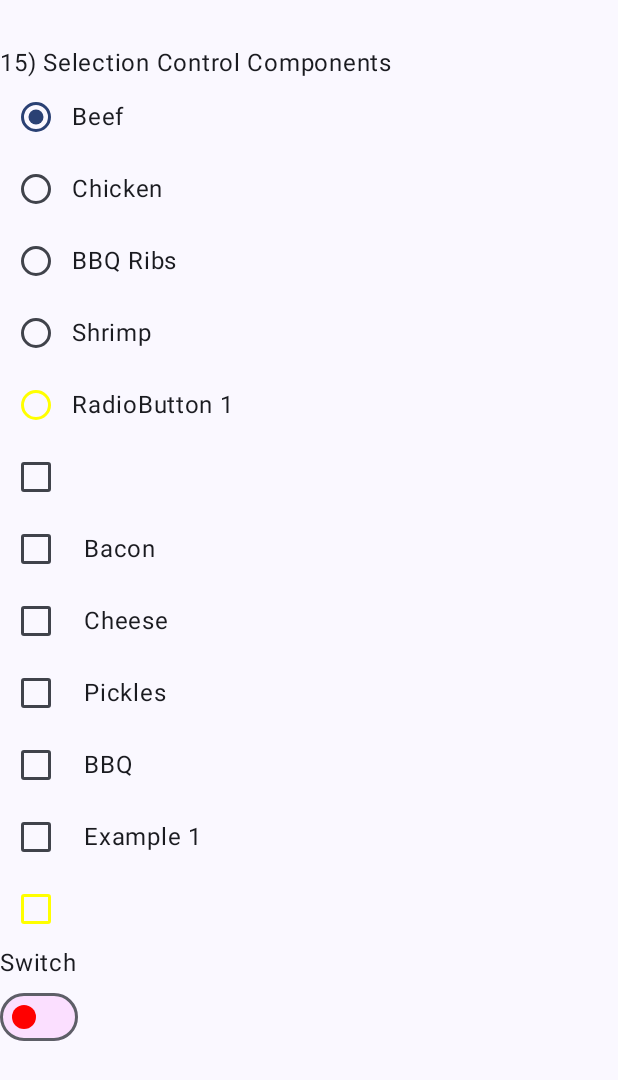
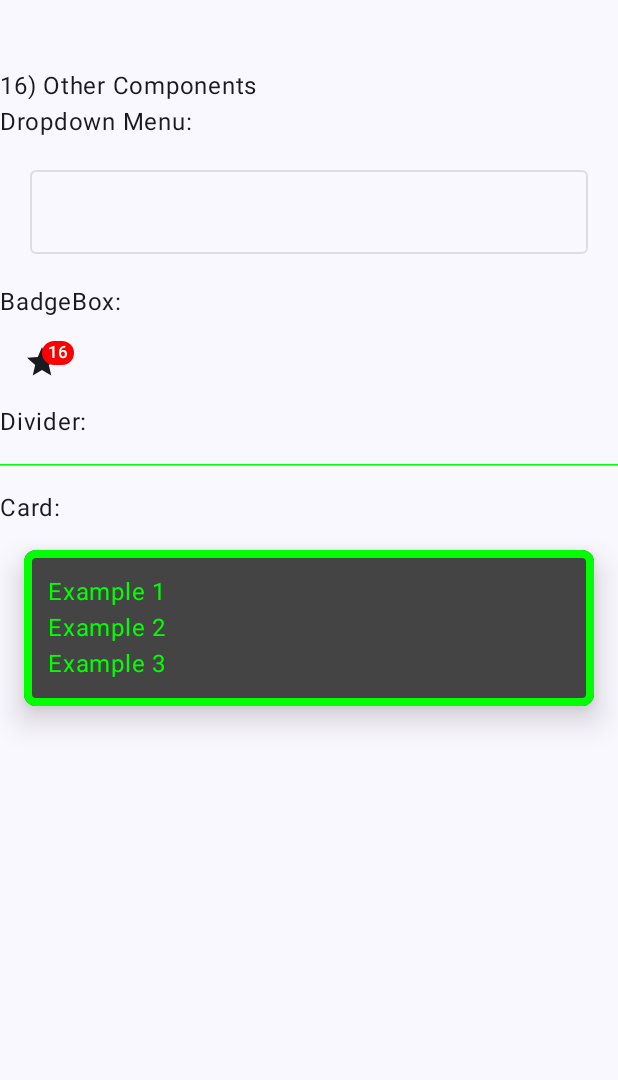
Before and after one commit to joshflugel/Jetpack-Compose-2025, an Android app built with Jetpack Compose: the screen it shows after launch (MainActivity), on a phone screen of 412 x 824 dp. Shown: the top 1080 px of the screen. Run offline under Robolectric (Android 15) with nearby library versions, the phone set to English and light mode, and no system bars.

Commit message:
16) Other Components: Card, BadgeBox, DropdownMenu

```diff
--- a/app/src/main/java/com/josh/compose/components/layout/Component_Others_16.kt
+++ b/app/src/main/java/com/josh/compose/components/layout/Component_Others_16.kt
@@ -1,3 +1,116 @@
 package com.josh.compose.components.layout
 
+import androidx.compose.foundation.BorderStroke
+import androidx.compose.foundation.clickable
+import androidx.compose.foundation.layout.Column
+import androidx.compose.foundation.layout.fillMaxWidth
+import androidx.compose.foundation.layout.padding
+import androidx.compose.foundation.layout.paddingFrom
+import androidx.compose.material.icons.Icons
+import androidx.compose.material.icons.filled.Star
+import androidx.compose.material3.Badge
+import androidx.compose.material3.BadgedBox
+import androidx.compose.material3.Card
+import androidx.compose.material3.CardDefaults
+import androidx.compose.material3.CardElevation
+import androidx.compose.material3.Divider
+import androidx.compose.material3.DropdownMenu
+import androidx.compose.material3.DropdownMenuItem
+import androidx.compose.material3.HorizontalDivider
+import androidx.compose.material3.Icon
+import androidx.compose.material3.MaterialTheme
+import androidx.compose.material3.OutlinedTextField
+import androidx.compose.material3.Text
+import androidx.compose.runtime.Composable
+import androidx.compose.runtime.getValue
+import androidx.compose.runtime.mutableIntStateOf
+import androidx.compose.runtime.mutableStateOf
+import androidx.compose.runtime.remember
+import androidx.compose.runtime.saveable.rememberSaveable
+import androidx.compose.runtime.setValue
+import androidx.compose.ui.Modifier
+import androidx.compose.ui.graphics.Color
+import androidx.compose.ui.unit.dp
+
 // 16 OTHER COMPONENTS
+
+
+@Composable // 16.76
+fun MyDropdownMenu(){
+
+    var selectedText by rememberSaveable { mutableStateOf("") }
+    var expanded by rememberSaveable { mutableStateOf(false) }
+    val desserts = listOf("Chocolate", "Coffee", "Fruit", "3 Leches")
+
+    Text("Dropdown Menu:")
+    Column(Modifier.padding(20.dp)) {
+        OutlinedTextField(
+            value = selectedText,
+            onValueChange = { selectedText = it },
+            enabled = false,
+            readOnly = true,
+            modifier = Modifier
+                .clickable { expanded = true }
+                .fillMaxWidth()
+        )
+        DropdownMenu(expanded = expanded, onDismissRequest = { expanded = false },
+            Modifier.fillMaxWidth()
+        ){
+            desserts.forEach { dessert ->
+                DropdownMenuItem(
+                    text = { Text(dessert) },
+                    onClick = {
+                        expanded = false
+                        selectedText = dessert
+                    }
+                )
+            }
+        }
+    }
+}
+
+@Composable // 16.74
+fun MyDivider() {
+    Text("Divider:")
+    HorizontalDivider(Modifier
+        .fillMaxWidth()
+        .padding(top = 16.dp, bottom = 16.dp), color = Color.Green)
+}
+
+@Composable // 16.74
+fun MyBadgeBox() {
+    Text("BadgeBox:")
+    BadgedBox(
+        badge = {
+            Badge(containerColor = Color.Red) {
+                Text("16", color = Color.White)
+            }
+        },
+        modifier = Modifier.padding(16.dp)
+    ) {
+        Icon(imageVector = Icons.Default.Star, contentDescription="")
+    }
+}
+
+@Composable // 16.72
+// A Card is a surface with a default elevation and shape
+fun MyCard() {
+    Card(
+        modifier = Modifier
+            .fillMaxWidth()
+            .padding(16.dp),
+        elevation = CardDefaults.cardElevation(defaultElevation = 12.dp),
+        shape = MaterialTheme.shapes.small,
+        colors = CardDefaults.cardColors(
+            contentColor = Color.Green,
+            containerColor = Color.DarkGray
+        ),
+        border = BorderStroke(5.dp, Color.Green)
+    ) {
+        Column(modifier = Modifier.padding(16.dp)){
+            Text("Example 1")
+            Text("Example 2")
+            Text("Example 3")
+        }
+    }
+}
--- a/app/src/main/java/com/josh/compose/ui/MainActivity.kt
+++ b/app/src/main/java/com/josh/compose/ui/MainActivity.kt
@@ -42,9 +42,13 @@ import androidx.compose.ui.graphics.Color.Companion.Red
 import androidx.compose.ui.tooling.preview.Preview
 import androidx.compose.ui.unit.dp
 import com.josh.compose.components.layout.CheckInfo
+import com.josh.compose.components.layout.MyBadgeBox
+import com.josh.compose.components.layout.MyCard
 import com.josh.compose.components.layout.MyCheckbox
 import com.josh.compose.components.layout.MyCheckboxWithText
 import com.josh.compose.components.layout.MyCheckboxWithTextAdvanced
+import com.josh.compose.components.layout.MyDivider
+import com.josh.compose.components.layout.MyDropdownMenu
 import com.josh.compose.components.layout.MyRadioButton
 import com.josh.compose.components.layout.MyRadioButtonList
 import com.josh.compose.components.layout.MySwitch
@@ -61,9 +65,17 @@ class MainActivity : ComponentActivity() {
             BasicComposeAppTheme {
                 Scaffold(modifier = Modifier.fillMaxSize()) { innerPadding ->
                     Column( modifier = Modifier.fillMaxSize()) {
-                        MySpacer(30)
 
+                        MySpacer(45)
 
+                        Text("16) Other Components")  // 16) Other Components
+                        MyDropdownMenu()
+                        MyBadgeBox()
+                        MyDivider()
+                        Text("Card:")
+                        MyCard()
+
+                        /*
                         Column() {
                             Text("15) Selection Control Components")
 
@@ -82,6 +94,7 @@ class MainActivity : ComponentActivity() {
                             MyCheckbox()
                             MySwitch()
                         }
+                         */
 
                         // 14.64 ProgressBarAdvanced
                         // MyProgressBarAdvanced()
```
